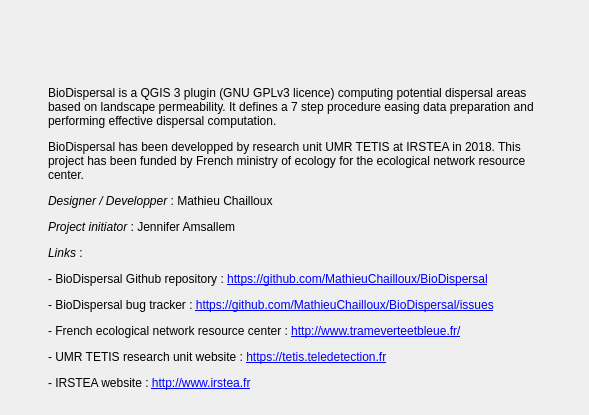
The window that BioDispersalAbout_dialog_base.ui (MathieuChailloux/BioDispersal) describes before a commit, drawn with Qt 5.
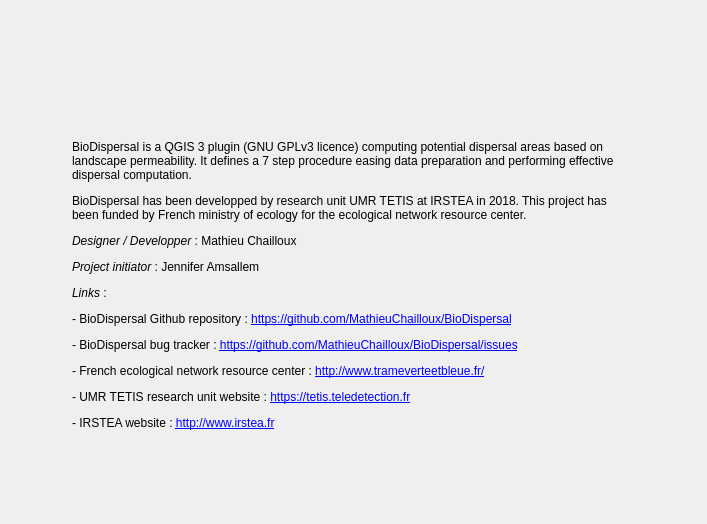
The same window after the commit. Icons and pictures are not drawn.

Commit message: Fixing About display on Ubuntu

Diff of the .ui file:
```diff
--- a/BioDispersalAbout_dialog_base.ui
+++ b/BioDispersalAbout_dialog_base.ui
@@ -6,10 +6,16 @@
    <rect>
     <x>0</x>
     <y>0</y>
-    <width>589</width>
-    <height>415</height>
+    <width>707</width>
+    <height>524</height>
    </rect>
   </property>
+  <property name="sizePolicy">
+   <sizepolicy hsizetype="Preferred" vsizetype="Preferred">
+    <horstretch>0</horstretch>
+    <verstretch>0</verstretch>
+   </sizepolicy>
+  </property>
   <property name="windowTitle">
    <string>BioDispersal - About</string>
   </property>
@@ -116,6 +122,12 @@
    </item>
    <item row="1" column="0" colspan="4">
     <widget class="QLabel" name="label">
+     <property name="sizePolicy">
+      <sizepolicy hsizetype="Preferred" vsizetype="Expanding">
+       <horstretch>0</horstretch>
+       <verstretch>0</verstretch>
+      </sizepolicy>
+     </property>
      <property name="text">
       <string>&lt;html&gt;&lt;head/&gt;&lt;body&gt;&lt;p&gt;&lt;br/&gt;&lt;/p&gt;&lt;p&gt;BioDispersal is a QGIS 3 plugin (GNU GPLv3 licence) computing potential dispersal areas based on landscape permeability. It defines a 7 step procedure easing data preparation and performing effective dispersal computation.&lt;/p&gt;&lt;p&gt;BioDispersal has been developped by research unit UMR TETIS at IRSTEA in 2018. This project has been funded by French ministry of ecology for the ecological network resource center.&lt;/p&gt;&lt;p&gt;&lt;span style=&quot; font-style:italic;&quot;&gt;Designer / Developper&lt;/span&gt; : Mathieu Chailloux&lt;/p&gt;&lt;p&gt;&lt;span style=&quot; font-style:italic;&quot;&gt;Project initiator&lt;/span&gt; : Jennifer Amsallem&lt;/p&gt;&lt;p&gt;&lt;span style=&quot; font-style:italic;&quot;&gt;Links&lt;/span&gt; :&lt;/p&gt;&lt;p&gt;- BioDispersal Github repository : &lt;a href=&quot;https://github.com/MathieuChailloux/BioDispersal&quot;&gt;&lt;span style=&quot; text-decoration: underline; color:#0000ff;&quot;&gt;https://github.com/MathieuChailloux/BioDispersal&lt;/span&gt;&lt;/a&gt;&lt;/p&gt;&lt;p&gt;- BioDispersal bug tracker : &lt;a href=&quot;https://github.com/MathieuChailloux/BioDispersal/issues&quot;&gt;&lt;span style=&quot; text-decoration: underline; color:#0000ff;&quot;&gt;https://github.com/MathieuChailloux/BioDispersal/issues&lt;/span&gt;&lt;/a&gt;&lt;/p&gt;&lt;p&gt;- French ecological network resource center : &lt;a href=&quot;http://www.trameverteetbleue.fr/&quot;&gt;&lt;span style=&quot; text-decoration: underline; color:#0000ff;&quot;&gt;http://www.trameverteetbleue.fr/&lt;/span&gt;&lt;/a&gt;&lt;/p&gt;&lt;p&gt;- UMR TETIS research unit website : &lt;a href=&quot;https://tetis.teledetection.fr&quot;&gt;&lt;span style=&quot; text-decoration: underline; color:#0000ff;&quot;&gt;https://tetis.teledetection.fr&lt;/span&gt;&lt;/a&gt;&lt;/p&gt;&lt;p&gt;- IRSTEA website : &lt;a href=&quot;http://www.irstea.fr&quot;&gt;&lt;span style=&quot; text-decoration: underline; color:#0000ff;&quot;&gt;http://www.irstea.fr&lt;/span&gt;&lt;/a&gt;&lt;br/&gt;&lt;/p&gt;&lt;/body&gt;&lt;/html&gt;</string>
      </property>
```
The commit also changes 3 other files.
